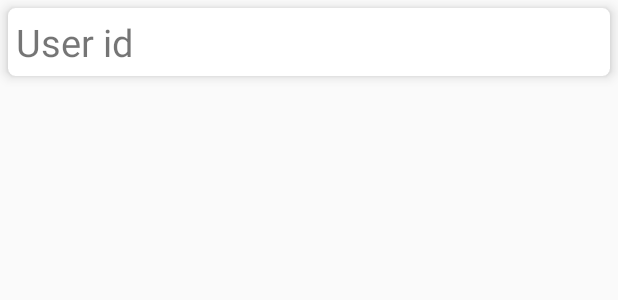
After one commit to anirudh1107/signup, an Android app: the layout feedback_card.xml on its own in the app's theme, with its tools: preview values and no code run, on a phone screen of 412 x 824 dp. The commit adds this screen. Shown: the top 300 px of the screen. Run offline under Robolectric (Android 15) with nearby library versions, the phone set to English and light mode, and no system bars.

Commit message:
feedback

```diff
--- a/app/build.gradle
+++ b/app/build.gradle
@@ -33,4 +33,5 @@ dependencies {
     implementation 'com.android.support:design:27.1.0'
 }
 
+
 apply plugin: 'com.google.gms.google-services'
--- a/app/src/main/AndroidManifest.xml
+++ b/app/src/main/AndroidManifest.xml
@@ -26,11 +26,12 @@
         </activity>
         <activity android:name=".Activities.LoginValidateActivity" />
         <activity android:name=".Activities.SignUpActivity" />
-        <activity android:name=".Activities.Admin.user_for_register"></activity>
+        <activity android:name=".Activities.Admin.user_for_register" />
         <activity android:name=".Activities.MainAdmin.OverallDetailActivity" />
         <activity android:name=".Activities.Admin.user_for_register" />
         <activity android:name=".Activities.Admin.PasswordChange" />
-        <activity android:name=".Activities.ForgotPassword"></activity>
+        <activity android:name=".Activities.ForgotPassword" />
+        <activity android:name=".Activities.Admin.FeedbackViewer"></activity>
     </application>
 
 </manifest>
--- /dev/null
+++ b/app/src/main/res/layout/feedback_card.xml
@@ -0,0 +1,78 @@
+<?xml version="1.0" encoding="utf-8"?>
+<RelativeLayout xmlns:android="http://schemas.android.com/apk/res/android"
+    android:layout_width="match_parent"
+    android:layout_height="match_parent"
+    xmlns:app="http://schemas.android.com/apk/res-auto">
+
+<android.support.v7.widget.CardView
+    android:id="@+id/feedback_card"
+    android:layout_width="match_parent"
+    android:layout_height="wrap_content"
+    android:layout_margin="5dp"
+    app:cardCornerRadius="5dp"
+    app:cardElevation="5dp"
+    android:clickable="true">
+    <LinearLayout
+        android:orientation="vertical"
+        android:layout_width="wrap_content"
+        android:layout_height="wrap_content">
+        <LinearLayout
+            android:layout_width="match_parent"
+            android:layout_height="wrap_content"
+            android:orientation="horizontal"
+            android:padding="5dp">
+            <TextView
+                android:layout_width="wrap_content"
+                android:layout_height="wrap_content"
+                android:text="User id"
+                android:layout_marginRight="20dp"
+                android:textSize="25sp"/>
+            <TextView
+                android:layout_width="wrap_content"
+                android:layout_height="wrap_content"
+                android:id="@+id/user_id"
+                android:textSize="25sp"/>
+        </LinearLayout>
+
+        <FrameLayout
+            android:layout_width="wrap_content"
+            android:layout_height="wrap_content"
+            android:visibility="gone"
+            android:id="@+id/frame_feedback"
+            >
+            <LinearLayout
+                android:layout_width="match_parent"
+                android:layout_height="match_parent"
+                android:orientation="vertical"
+                >
+                <LinearLayout
+                    android:layout_width="wrap_content"
+                    android:layout_height="wrap_content"
+                    >
+                    <TextView
+                        android:layout_width="wrap_content"
+                        android:layout_height="wrap_content"
+                        android:text="Description:"
+                        android:textSize="25sp"
+                        android:layout_marginRight="30dp"
+                        />
+
+                    <TextView
+                        android:id="@+id/card_desc"
+                        android:layout_width="wrap_content"
+                        android:layout_height="wrap_content"
+                        android:textSize="25sp" />
+                </LinearLayout>
+
+
+            </LinearLayout>
+        </FrameLayout>
+
+    </LinearLayout>
+
+
+
+</android.support.v7.widget.CardView>
+
+
+</RelativeLayout>
```
Also changed, not shown: app/src/main/java/com/example/android/signup/Activities/Admin/AdminHomeActivity.java (+9 -0 lines), app/src/main/java/com/example/android/signup/Activities/Admin/FeedbackViewer.java (added, +88 -0 lines), app/src/main/java/com/example/android/signup/Infrastructure/FeedbackInfo.java (added, +46 -0 lines), app/src/main/java/com/example/android/signup/Others/FeedbackAdapter.java (added, +75 -0 lines), app/src/main/res/layout/activity_admin_home.xml (+29 -0 lines), app/src/main/res/layout/activity_feedback_viewer.xml (added, +16 -0 lines).
